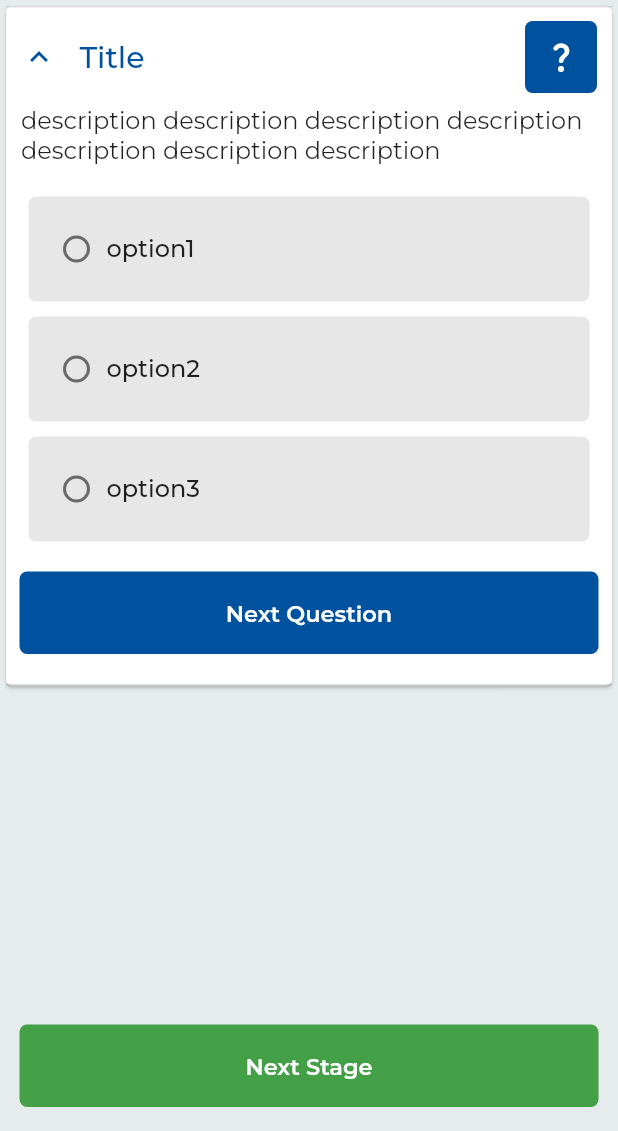
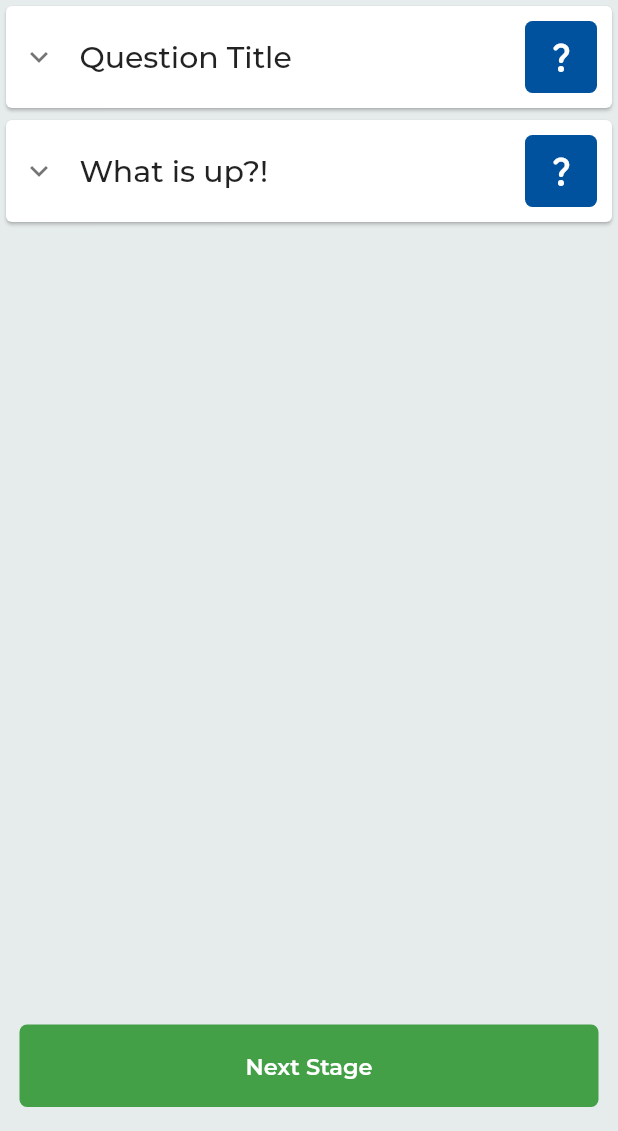
Before and after one commit to aazirani/guide_wizard, a Flutter app: the screen it shows after launch, on a phone screen of 412 x 824 dp, the part 105-1236 px from its top. Run offline on Flutter 3.47's test engine with Material 2 defaults, Android fonts, the phone set to English and light mode, and no system bars; our stand-ins replace another_flushbar, dio, flutter_mobx, get_it, google_fonts, mobx and 3 more; missing offline and left inert: flutter_expanded_tile, material_dialog, xxtea; generated files the repository leaves out were written again.

Commit message:
Code Cleaned Up

```diff
--- /dev/null
+++ b/lib/models/question/question.dart
@@ -0,0 +1 @@
+abstract class Question {}
--- a/lib/models/question/text_question.dart
+++ b/lib/models/question/text_question.dart
@@ -1,4 +1,6 @@
-class TextQuestion {
+import 'package:boilerplate/models/question/question.dart';
+
+class TextQuestion implements Question{
   String title, description;
   List<Map<String, dynamic>> options;
   bool multiChoice, isAnswered=false;
--- a/lib/ui/questions/questions_list_page.dart
+++ b/lib/ui/questions/questions_list_page.dart
@@ -1,6 +1,7 @@
 import 'package:flutter/material.dart';
 import '../../constants/colors.dart';
 import 'dart:math' as math;
+import '../../models/question/question.dart';
 import '../../models/question/text_question.dart';
 import 'text_question_widget.dart';
 import 'package:flutter_expanded_tile/flutter_expanded_tile.dart';
@@ -16,11 +17,34 @@ class _QuestionsListPageState extends State<QuestionsListPage> {
 
   late bool expanded;
   late ExpandedTileController _controller;
+  late List<Question> questions;
 
   @override
   void initState() {
     expanded=true;
     _controller = ExpandedTileController(isExpanded:true);
+    questions=[
+      TextQuestion(
+          title: "Question Title",
+          description: "description description description description description description description",
+          options: [
+            {"title": "option1", "selected":false},
+            {"title": "option2", "selected":false},
+            {"title": "option3", "selected":false},
+          ],
+          multiChoice: true
+      ),
+      TextQuestion(
+          title: "What is up?!",
+          description: "description description description description description description description",
+          options: [
+            {"title": "option1", "selected":false},
+            {"title": "option2", "selected":false},
+            {"title": "option3", "selected":false},
+          ],
+          multiChoice: true
+      ),
+    ];
     super.initState();
   }
 
@@ -63,26 +87,33 @@ class _QuestionsListPageState extends State<QuestionsListPage> {
     );
   }
 
+
+  List<Widget> _buildQuestionsWidgetList(){
+    List<Widget> questionsWidgets=questions.map<Widget>((question){
+      if(question.runtimeType==TextQuestion) {
+        return TextQuestionWidget(
+          textQuestion: question as TextQuestion,
+          expanded: false,
+        );
+      }
+      else{
+        return SizedBox();
+      }
+    }
+    ).toList();
+    questionsWidgets.add(
+      SizedBox(height: 80,)
+    );
+
+    return questionsWidgets;
+  }
+
   @override
   Widget build(BuildContext context) {
     return Scaffold(
       appBar: _buildAppBar(),
       body: ListView(
-        children: [
-          TextQuestionWidget(
-            textQuestion: TextQuestion(
-              title: "Title",
-              description: "description description description description description description description",
-              options: [
-                {"title": "option1", "selected":false},
-                {"title": "option2", "selected":false},
-                {"title": "option3", "selected":false},
-              ],
-                multiChoice: true
-            ),
-            expanded: true),
-          SizedBox(height: 80,),
-        ],
+        children: _buildQuestionsWidgetList(),
       ),
       floatingActionButton: _buildFloatingActionButton(),
       floatingActionButtonLocation: FloatingActionButtonLocation.centerFloat,
```
